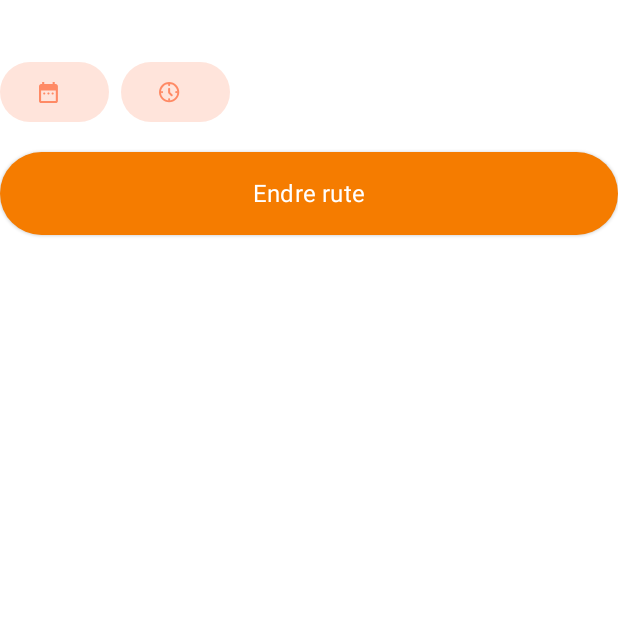
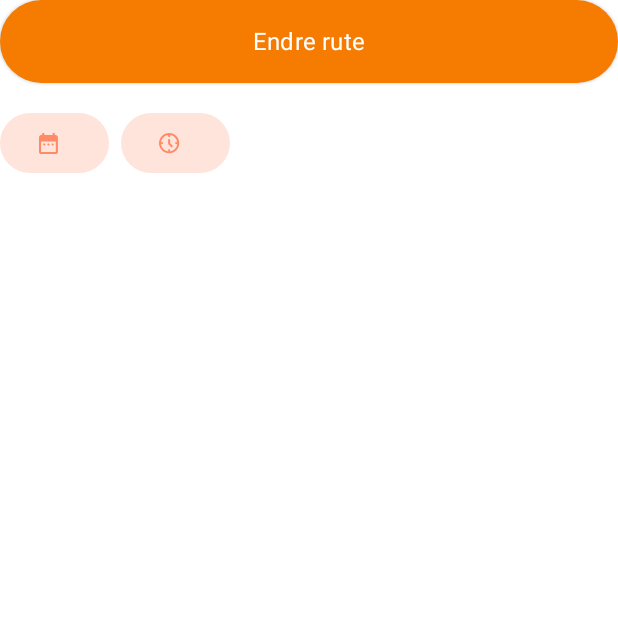
Before and after one commit to victorialangoe/MotoCast, an Android app built with Jetpack Compose: the composable RouteScaffoldContent called with empty values, on a phone screen of 412 x 824 dp, the top half of it. Run offline under Robolectric (Android 15) with nearby library versions, the phone set to English and light mode, and no system bars; libraries missing offline, so code that uses them is left out: com.mapbox.geojson, com.mapbox.maps; 2 statements that could not run were skipped.

Commit message:
Added som visual pleasing stuff and refactored the code

```diff
--- a/app/src/main/java/com/example/motocast/MainActivity.kt
+++ b/app/src/main/java/com/example/motocast/MainActivity.kt
@@ -55,7 +55,7 @@ class MainActivity : ComponentActivity() {
                                 routePlannerViewModel = routePlannerViewModel,
                                 addressDataViewModel = addressDataViewModel,
                                 context = this,
-                                mapBottomOffset = 50 // Bug when we change theme
+                                mapBottomOffset = 50 // Bug when we change theme (Crashes the app)
                             )
                         }
                     }
--- a/app/src/main/java/com/example/motocast/ui/view/AppNavigation.kt
+++ b/app/src/main/java/com/example/motocast/ui/view/AppNavigation.kt
@@ -40,6 +40,7 @@ fun AppNavigation(
                 weatherViewModel = weatherViewModel,
                 mapLocationViewModel = mapLocationViewModel,
                 routePlannerViewModel = routePlannerViewModel,
+                isRouteLoading = routePlannerViewModelUiState.value.isLoading,
                 duration = routePlannerViewModelUiState.value.durationAsString,
                 waypoints = routePlannerViewModelUiState.value.waypoints,
                 content = {
--- a/app/src/main/java/com/example/motocast/ui/view/dynamic_scaffold/buttons/EditRouteButton.kt
+++ b/app/src/main/java/com/example/motocast/ui/view/dynamic_scaffold/buttons/EditRouteButton.kt
@@ -16,12 +16,13 @@ import com.example.motocast.util.buttons.BasicButton
 import com.example.motocast.util.buttons.FilledButton
 
 @Composable
-fun EditRouteButton(onNavigateToScreen: () -> Unit) {
+fun EditRouteButton(onNavigateToScreen: () -> Unit, isLoading: Boolean) {
     FilledButton(
         onClick = onNavigateToScreen,
         text = "Endre rute",
         modifier = Modifier
             .fillMaxWidth()
-            .height(55.dp)
+            .height(55.dp),
+        enabled = !isLoading,
     )
 }
--- a/app/src/main/java/com/example/motocast/ui/view/dynamic_scaffold/cards/Card.kt
+++ b/app/src/main/java/com/example/motocast/ui/view/dynamic_scaffold/cards/Card.kt
@@ -15,6 +15,7 @@ import java.util.Calendar
 
 @Composable
 fun Card(
+    modifier: Modifier = Modifier,
     temperature: Int,
     location: String,
     time: Calendar?,
@@ -24,10 +25,7 @@ fun Card(
 ) {
 
     Box(
-        modifier = Modifier
-            .clip(RoundedCornerShape(16.dp))
-            .background(color = MaterialTheme.colorScheme.surface)
-            .fillMaxWidth()
+        modifier = modifier
     )
     {
         Row(
--- a/app/src/main/java/com/example/motocast/ui/view/dynamic_scaffold/cards/CardTimePlace.kt
+++ b/app/src/main/java/com/example/motocast/ui/view/dynamic_scaffold/cards/CardTimePlace.kt
@@ -22,7 +22,7 @@ fun CardTimePlace(location: String, time: Calendar?) {
         val hour = it.get(Calendar.HOUR_OF_DAY)
         val minute = it.get(Calendar.MINUTE)
 
-        "$day. $month, ${String.format("%02d", hour)}:${String.format("%02d", minute)}"
+        "$day. $month ${String.format("%02d", hour)}:${String.format("%02d", minute)}"
     }
 
     Column {
--- a/app/src/main/java/com/example/motocast/ui/view/dynamic_scaffold/cards/CardsColumn.kt
+++ b/app/src/main/java/com/example/motocast/ui/view/dynamic_scaffold/cards/CardsColumn.kt
@@ -1,39 +1,92 @@
 package com.example.motocast.ui.view.dynamic_scaffold.cards
 
 import android.content.Context
-import androidx.compose.foundation.layout.Arrangement
-import androidx.compose.foundation.layout.Spacer
-import androidx.compose.foundation.layout.height
+import android.util.Log
+import androidx.compose.foundation.background
+import androidx.compose.foundation.layout.*
 import androidx.compose.foundation.lazy.LazyColumn
 import androidx.compose.foundation.lazy.items
+import androidx.compose.foundation.shape.RoundedCornerShape
+import androidx.compose.material3.CircularProgressIndicator
+import androidx.compose.material3.Icon
+import androidx.compose.material3.MaterialTheme
 import androidx.compose.runtime.Composable
+import androidx.compose.ui.Alignment
 import androidx.compose.ui.Modifier
+import androidx.compose.ui.draw.clip
+import androidx.compose.ui.res.painterResource
 import androidx.compose.ui.unit.dp
+import com.example.motocast.R
+import com.example.motocast.ui.theme.Orange300
+import com.example.motocast.ui.theme.Orange500
+import com.example.motocast.ui.theme.Orange500Transparent
 import com.example.motocast.ui.viewmodel.route_planner.RouteWithWaypoint
 
 @Composable
-fun CardsColumn(waypoints: List<RouteWithWaypoint>, context: Context) {
+fun CardsColumn(waypoints: List<RouteWithWaypoint>, context: Context, isLoading: Boolean) {
+    Log.d("CardsColumn", "waypoints: $waypoints")
 
-    LazyColumn{
+    if (isLoading) {
+        CircularProgressIndicator(
+            color = MaterialTheme.colorScheme.surface,
+            modifier = Modifier
+                .size(40.dp),
+            strokeWidth = 4.dp
+        )
+
+    } else {
+        LazyColumn {
             items(waypoints) { waypoint ->
 
                 val weather = waypoint.weatherUiState
                 val time = waypoint.timestamp
+                val temperature = weather?.temperature ?: 0
 
                 if (waypoint != waypoints.first()) {
-                Spacer(modifier = Modifier.height(8.dp))
+                    Spacer(modifier = Modifier.height(16.dp))
                 }
-            if (weather != null) {
+                Row(
+                    modifier = Modifier
+                        .fillMaxWidth(),
+                    verticalAlignment = Alignment.CenterVertically
+                ) {
+                    Icon(
+                        painter = painterResource(
+                            id = when (waypoint) {
+                                waypoints.first() -> R.drawable.baseline_my_location_24
+                                waypoints.last() -> R.drawable.mdi_goal
+                                else -> R.drawable.baseline_location_on_24
+                            }
+                        ),
+                        contentDescription = when (waypoint) {
+                            waypoints.first() -> "Start icon"
+                            waypoints.last() -> "Mål icon"
+                            else -> "Mellomstopp icon"
+                        },
+                        modifier = Modifier
+                            .size(18.dp)
+                            .weight(0.1f),
+                        tint = when (waypoint) {
+                            waypoints.first() -> Orange500
+                            waypoints.last() -> Orange500
+                            else -> Orange300
+                        }
+                    )
                     Card(
-                    temperature = weather.temperature?.toInt() ?: 0,
-                    location = waypoint.name ?: "No name found",
+                        modifier = Modifier
+                            .clip(RoundedCornerShape(16.dp))
+                            .background(color = MaterialTheme.colorScheme.surface)
+                            .fillMaxWidth()
+                            .weight(0.9f),
+                        temperature = temperature.toInt(),
+                        location = waypoint.name ?: "",
                         time = time,
-                    iconSymbol = weather.symbolCode ?: "",
+                        iconSymbol = weather?.symbolCode ?: "",
                         context = context
                     )
                 }
 
-
             }
         }
     }
+}
--- a/app/src/main/java/com/example/motocast/ui/view/dynamic_scaffold/scaffoldContent/DateTimeDurationRow.kt
+++ b/app/src/main/java/com/example/motocast/ui/view/dynamic_scaffold/scaffoldContent/DateTimeDurationRow.kt
@@ -1,7 +1,9 @@
 package com.example.motocast.ui.view.dynamic_scaffold.scaffoldContent
 
 import androidx.compose.foundation.layout.*
+import androidx.compose.material3.CircularProgressIndicator
 import androidx.compose.material3.MaterialTheme
+import androidx.compose.material3.ProgressIndicatorDefaults
 import androidx.compose.material3.Text
 import androidx.compose.runtime.Composable
 import androidx.compose.ui.Alignment
@@ -15,6 +17,7 @@ fun DateTimeDurationRow(
     date: String,
     time: String,
     duration: String,
+    isLoading: Boolean,
 ) {
     Row(modifier = Modifier
         .fillMaxWidth(),
@@ -34,9 +37,18 @@ fun DateTimeDurationRow(
             )
         }
         Spacer(modifier = Modifier.weight(1f))
-        Text(
-            text = duration,
-            style = MaterialTheme.typography.bodySmall,
-            color = MaterialTheme.colorScheme.onSurface)
+        if (isLoading) {
+            // Material3 ProgressIndicator
+            CircularProgressIndicator(
+                modifier = Modifier.size(14.dp),
+                color = MaterialTheme.colorScheme.surface,
+                strokeWidth = 2.dp,
+            )
+        } else {
+            Text(
+                text = duration,
+                style = MaterialTheme.typography.bodySmall,
+                color = MaterialTheme.colorScheme.onSurface)
+        }
     }
 }
--- a/app/src/main/java/com/example/motocast/ui/view/dynamic_scaffold/scaffoldContent/DynamicScaffoldContentColum.kt
+++ b/app/src/main/java/com/example/motocast/ui/view/dynamic_scaffold/scaffoldContent/DynamicScaffoldContentColum.kt
@@ -20,7 +20,7 @@ fun DynamicScaffoldContentColum(
     modifier: Modifier = Modifier,
     routeScaffoldButtonOnClick: () -> Unit,
     homeScaffoldButtonOnClick: () -> Unit,
-    routeText: String,
+    isRouteLoading: Boolean,
     showScroll: Boolean = true,
     showRoute: Boolean,
     date: String,
@@ -50,7 +50,7 @@ fun DynamicScaffoldContentColum(
 
         if (showRoute) RouteScaffoldContent(
             onButtonClick = routeScaffoldButtonOnClick,
-            routeText = routeText,
+            isLoading = isRouteLoading,
             date = date,
             time = time,
             duration = duration,
--- a/app/src/main/java/com/example/motocast/ui/view/dynamic_scaffold/scaffoldContent/RouteScaffoldContent.kt
+++ b/app/src/main/java/com/example/motocast/ui/view/dynamic_scaffold/scaffoldContent/RouteScaffoldContent.kt
@@ -15,7 +15,7 @@ import com.example.motocast.ui.viewmodel.route_planner.RouteWithWaypoint
 @Composable
 fun RouteScaffoldContent(
     onButtonClick: () -> Unit,
-    routeText: String,
+    isLoading: Boolean,
     time: String,
     date: String,
     duration: String,
@@ -26,14 +26,11 @@ fun RouteScaffoldContent(
         modifier = Modifier
         .fillMaxWidth()
     ) {
-        RouteText(routeText)
+        EditRouteButton(onButtonClick, isLoading = isLoading)
         Spacer(modifier = Modifier.height(16.dp))
-        DateTimeDurationRow(date, time, duration)
+        DateTimeDurationRow(date, time, duration, isLoading)
         Spacer(modifier = Modifier.height(16.dp))
-        EditRouteButton(onButtonClick)
     }
 
-    Spacer(modifier = Modifier.height(8.dp))
-
-    CardsColumn(waypoints = waypoints, context = context)
+    CardsColumn(waypoints = waypoints, context = context, isLoading = isLoading)
 }
--- a/app/src/main/java/com/example/motocast/ui/view/route_planner/RoutePlannerView.kt
+++ b/app/src/main/java/com/example/motocast/ui/view/route_planner/RoutePlannerView.kt
@@ -63,7 +63,10 @@ fun RoutePlannerView(
 
                 Spacer(modifier = Modifier.height(16.dp))
 
-                AddFieldButton { addDestination() }
+                AddFieldButton(
+                    addDestination = { addDestination() },
+                    enabled = destinations.size < 10
+                )
 
                 Spacer(modifier = Modifier.height(16.dp))
 
--- a/app/src/main/java/com/example/motocast/ui/view/route_planner/buttons/AddFieldButton.kt
+++ b/app/src/main/java/com/example/motocast/ui/view/route_planner/buttons/AddFieldButton.kt
@@ -17,9 +17,11 @@ import com.example.motocast.util.buttons.FilledButton
 @Composable
 fun AddFieldButton(
     addDestination: () -> Unit,
+    enabled: Boolean = true,
 ) {
     FilledButton(
-        text = "Legg til stopp",
+        enabled = enabled,
+        text = if (enabled) "Legg til stopp " else "Maks 10 stopp",
         onClick = addDestination,
         modifier = Modifier
             .fillMaxWidth()
--- /dev/null
+++ b/app/src/main/res/drawable/baseline_location_on_24.xml
@@ -0,0 +1,5 @@
+<vector android:height="24dp" android:tint="#000000"
+    android:viewportHeight="24" android:viewportWidth="24"
+    android:width="24dp" xmlns:android="http://schemas.android.com/apk/res/android">
+    <path android:fillColor="@android:color/white" android:pathData="M12,2C8.13,2 5,5.13 5,9c0,5.25 7,13 7,13s7,-7.75 7,-13c0,-3.87 -3.13,-7 -7,-7zM12,11.5c-1.38,0 -2.5,-1.12 -2.5,-2.5s1.12,-2.5 2.5,-2.5 2.5,1.12 2.5,2.5 -1.12,2.5 -2.5,2.5z"/>
+</vector>
```
Also changed, not shown: app/src/main/java/com/example/motocast/ui/view/dynamic_scaffold/DynamicScaffoldView.kt (+4 -3 lines), app/src/main/java/com/example/motocast/ui/view/dynamic_scaffold/badges/CurrentWeatherBadge.kt (+8 -4 lines), app/src/main/java/com/example/motocast/ui/view/dynamic_scaffold/cards/DisplayWeather.kt (+5 -3 lines), app/src/main/java/com/example/motocast/ui/view/route_planner/add_destinations/DestinationResults.kt (+25 -5 lines), app/src/main/java/com/example/motocast/ui/viewmodel/address/AddressDataViewModel.kt (+7 -4 lines), app/src/main/java/com/example/motocast/ui/viewmodel/route_planner/RoutePlannerViewModel.kt (+56 -61 lines). Lines whose indentation alone changed are shown as unchanged.
